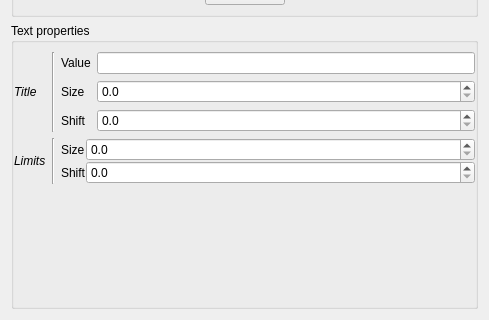
This is visbrain/utils/cbar/gui/CbarPyQtGui.ui in EtienneCmb/visbrain as Qt 5 draws it before an edit; both pictures show x 0 to 489 and y 561 to 881 of the 489 by 881 pixel window. The edited form follows.
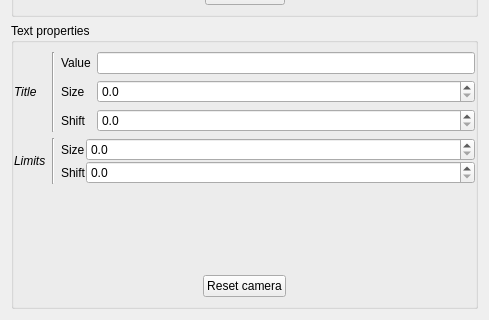
This is the edited form.

Commit message: Add reset camera button

What changed in the file:
```diff
--- a/visbrain/utils/cbar/gui/CbarPyQtGui.ui
+++ b/visbrain/utils/cbar/gui/CbarPyQtGui.ui
@@ -769,6 +769,46 @@
           </property>
          </spacer>
         </item>
+        <item>
+         <layout class="QHBoxLayout" name="horizontalLayout_5">
+          <property name="topMargin">
+           <number>0</number>
+          </property>
+          <item>
+           <spacer name="horizontalSpacer_6">
+            <property name="orientation">
+             <enum>Qt::Horizontal</enum>
+            </property>
+            <property name="sizeHint" stdset="0">
+             <size>
+              <width>40</width>
+              <height>20</height>
+             </size>
+            </property>
+           </spacer>
+          </item>
+          <item>
+           <widget class="QPushButton" name="_cbarRstCam">
+            <property name="text">
+             <string>Reset camera</string>
+            </property>
+           </widget>
+          </item>
+          <item>
+           <spacer name="horizontalSpacer_7">
+            <property name="orientation">
+             <enum>Qt::Horizontal</enum>
+            </property>
+            <property name="sizeHint" stdset="0">
+             <size>
+              <width>40</width>
+              <height>20</height>
+             </size>
+            </property>
+           </spacer>
+          </item>
+         </layout>
+        </item>
        </layout>
       </widget>
      </item>
```
The commit also changes 1 other file.
